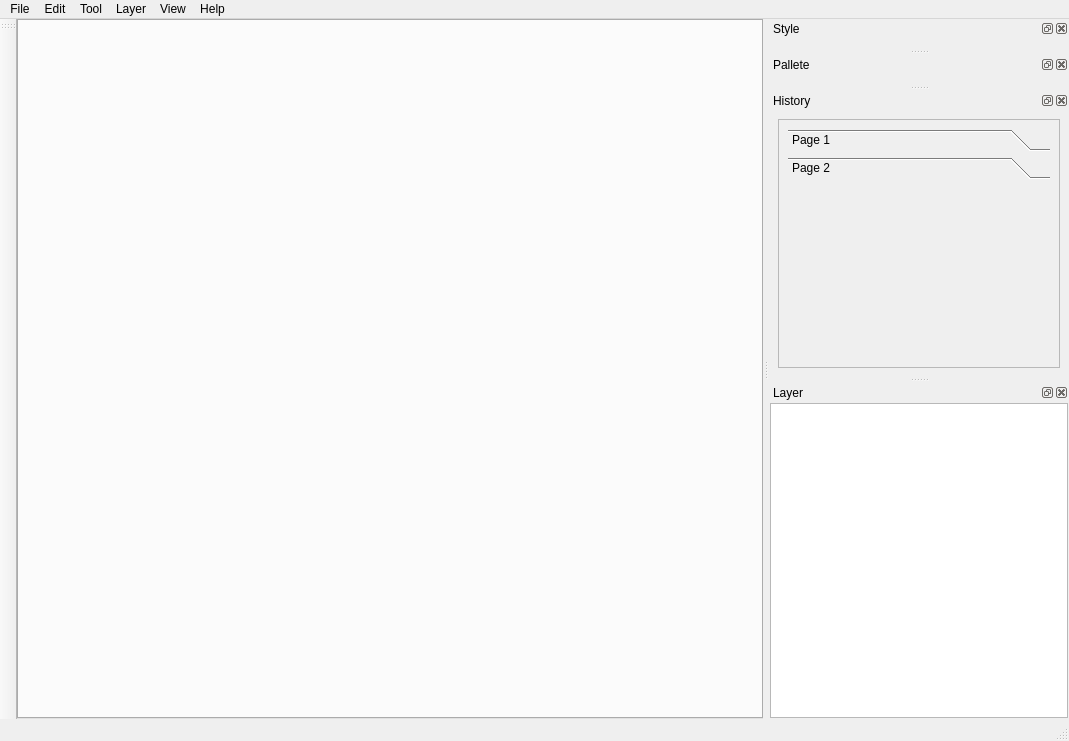
SGIS-Dev-Team/SGIS, file modules/widget/seditor.ui: the form before one commit.
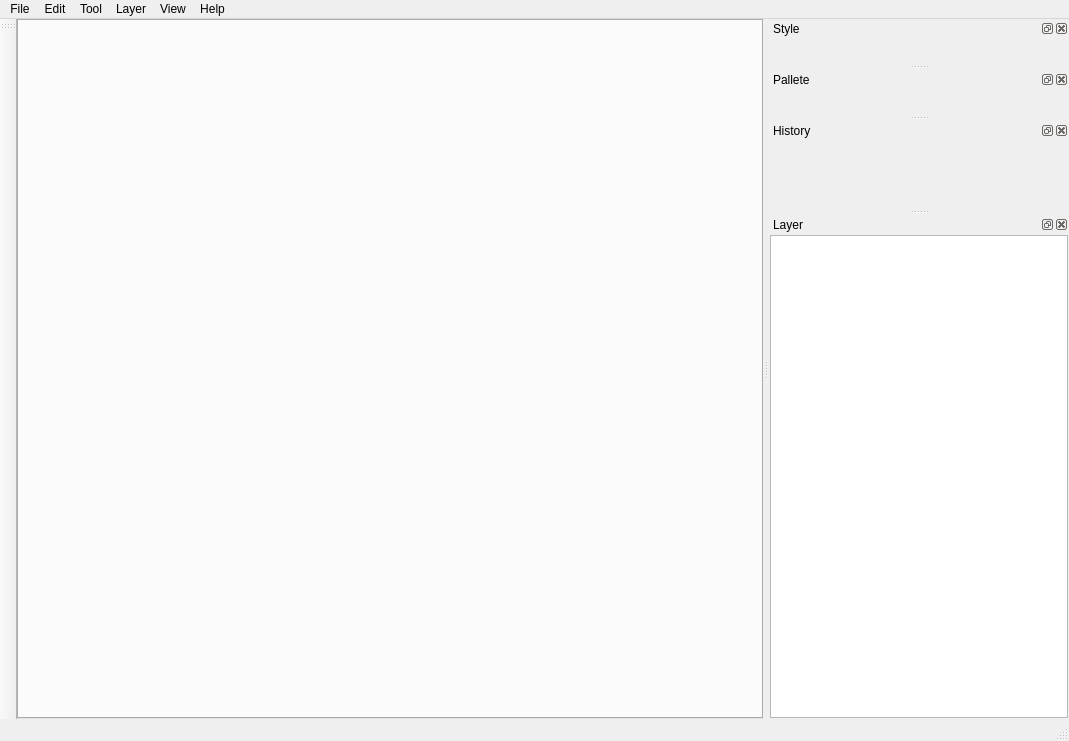
The form after the commit. Custom widgets are drawn as their Qt base class.

```diff
--- a/modules/widget/seditor.ui
+++ b/modules/widget/seditor.ui
@@ -228,60 +228,7 @@
     <number>2</number>
    </attribute>
    <widget class="QWidget" name="mDockHistoryWdiget">
-    <layout class="QVBoxLayout" name="verticalLayout">
-     <item>
-      <widget class="QScrollArea" name="scrollArea">
-       <property name="widgetResizable">
-        <bool>true</bool>
-       </property>
-       <widget class="QWidget" name="scrollAreaWidgetContents">
-        <property name="geometry">
-         <rect>
-          <x>0</x>
-          <y>0</y>
-          <width>276</width>
-          <height>233</height>
-         </rect>
-        </property>
-        <layout class="QVBoxLayout" name="verticalLayout_3">
-         <item>
-          <widget class="QToolBox" name="toolBox">
-           <property name="currentIndex">
-            <number>1</number>
-           </property>
-           <widget class="QWidget" name="page">
-            <property name="geometry">
-             <rect>
-              <x>0</x>
-              <y>0</y>
-              <width>254</width>
-              <height>151</height>
-             </rect>
-            </property>
-            <attribute name="label">
-             <string>Page 1</string>
-            </attribute>
-           </widget>
-           <widget class="QWidget" name="page_2">
-            <property name="geometry">
-             <rect>
-              <x>0</x>
-              <y>0</y>
-              <width>254</width>
-              <height>151</height>
-             </rect>
-            </property>
-            <attribute name="label">
-             <string>Page 2</string>
-            </attribute>
-           </widget>
-          </widget>
-         </item>
-        </layout>
-       </widget>
-      </widget>
-     </item>
-    </layout>
+    <layout class="QVBoxLayout" name="verticalLayout"/>
    </widget>
   </widget>
   <widget class="QDockWidget" name="mDockLayer">
```
Left out of the diff: 3 changed lines with no effect on the pictures.
